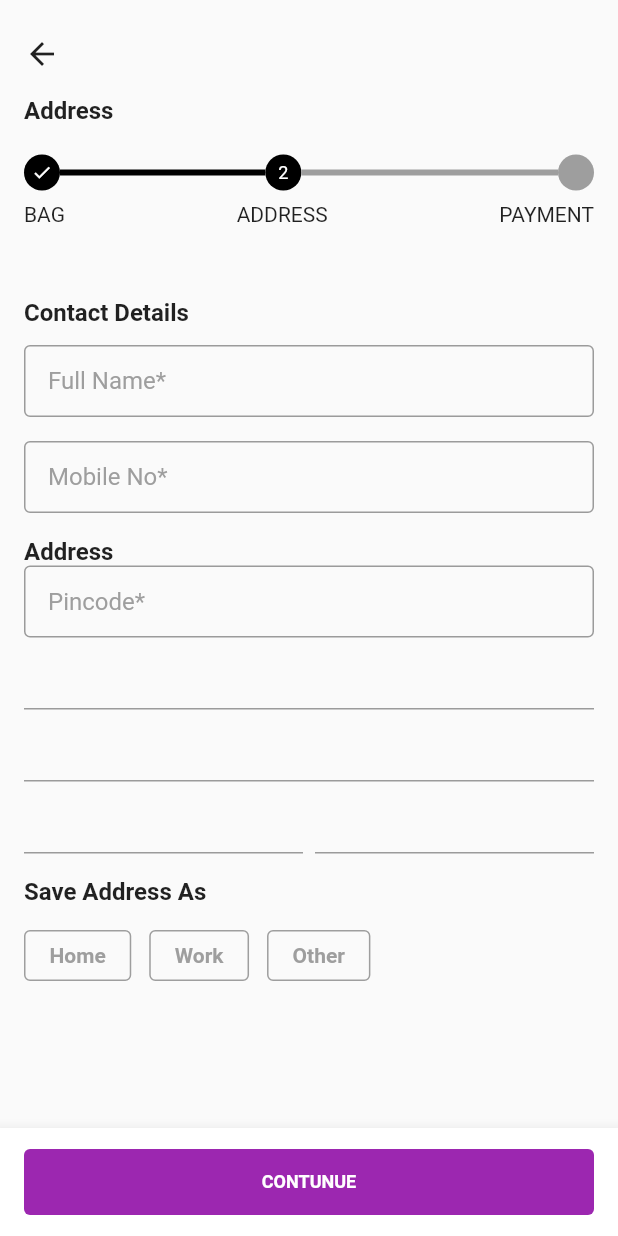
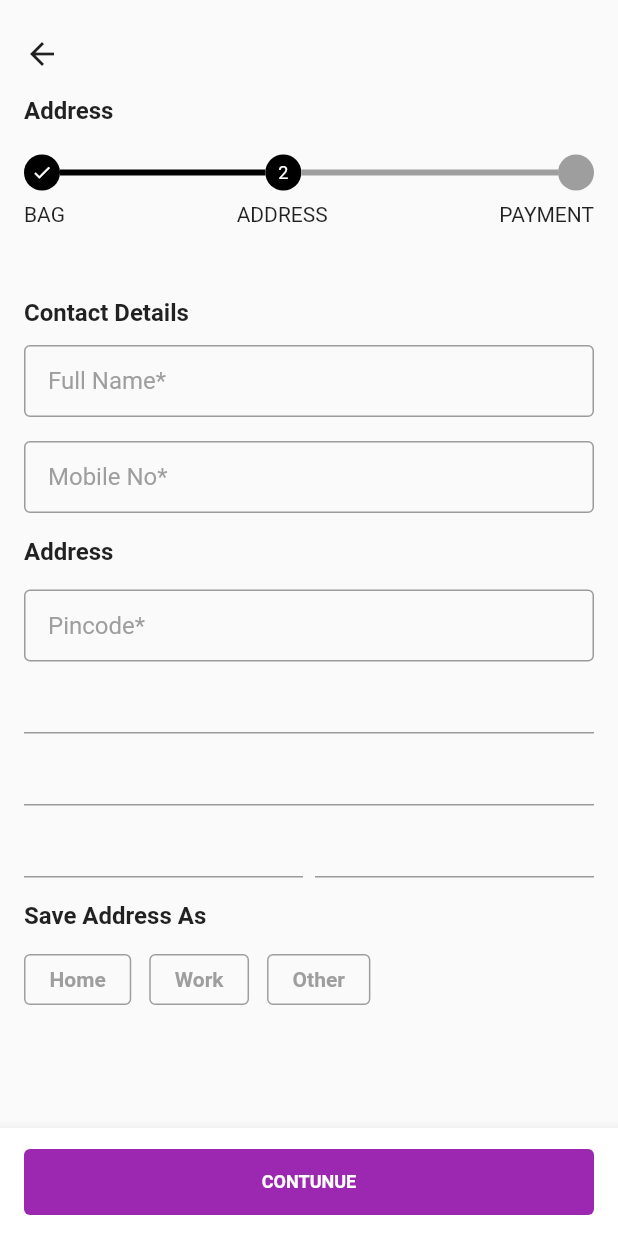
Before and after one commit to JAICHANGPARK/flutter_notebook_20th_story, a Flutter app: the screen it shows after launch, on a phone screen of 412 x 824 dp. Run offline on Flutter 3.47's test engine with Material 2 defaults, Android fonts, the phone set to English and light mode, and no system bars; our stand-ins replace badges, date_picker_timeline, dotted_border, dotted_line, flutter_riverpod, flutter_svg and 4 more; missing offline and left inert: barcode.

Commit message:
Update checkout_address_screen.dart

```diff
--- a/lib/ep1199_e_commerce_checkout/src/ui/checkout_address_screen.dart
+++ b/lib/ep1199_e_commerce_checkout/src/ui/checkout_address_screen.dart
@@ -141,16 +141,19 @@ class _CheckoutAddressScreenState extends State<CheckoutAddressScreen> {
                                 contentPadding: EdgeInsets.symmetric(horizontal: 16)),
                           ),
                         ),
-                        SizedBox(
-                          height: 16,
-                        ),
-                        Text(
-                          "Address",
-                          style: TextStyle(
-                            fontWeight: FontWeight.bold,
-                            fontSize: 16,
+
+                        Padding(
+                          padding: EdgeInsets.symmetric(vertical: 16),
+                          child:  Text(
+                            "Address",
+                            style: TextStyle(
+                              fontWeight: FontWeight.bold,
+                              fontSize: 16,
+                            ),
                           ),
                         ),
+
+
                         SizedBox(
                           height: 48,
                           child: TextField(
```
